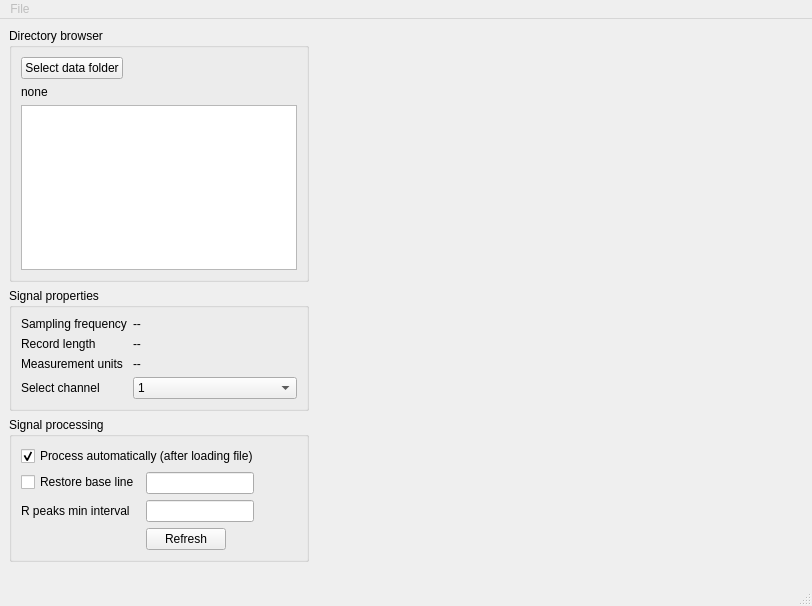
First picture: the form in heartapp_mainwindow.ui, repository afanasenko/ecg-hd, before the edit.
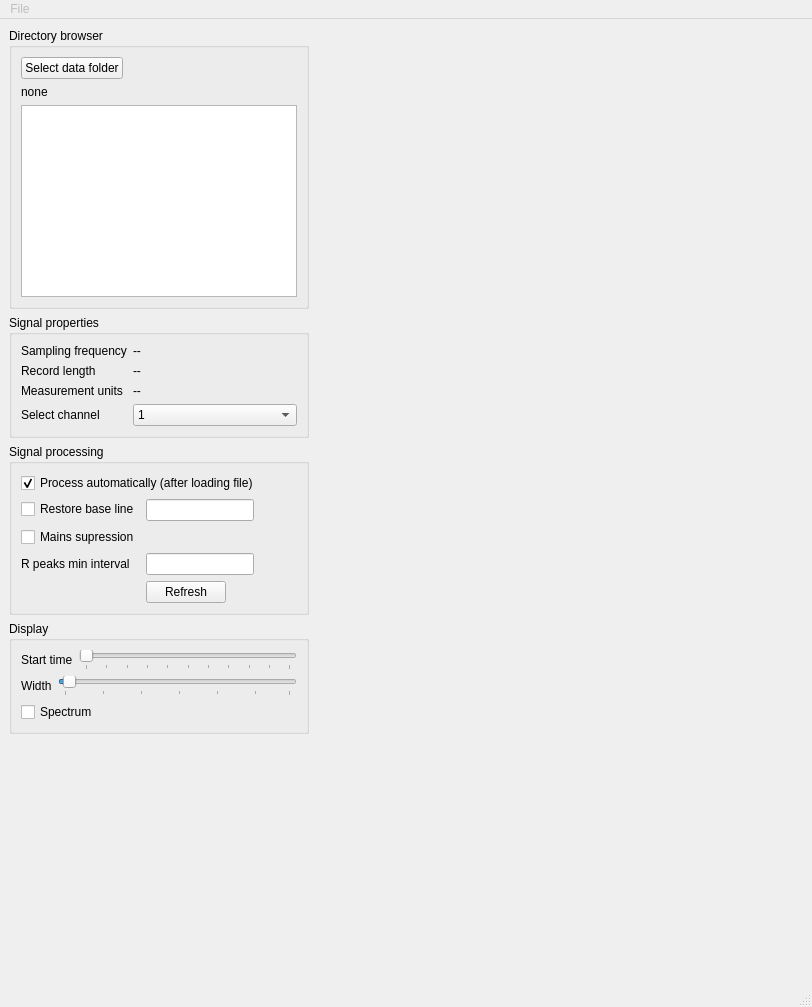
Second picture: the form after the edit. Custom widgets are drawn as their Qt base class.

Commit message: Add gui controls for display

Patch:
```diff
--- a/heartapp_mainwindow.ui
+++ b/heartapp_mainwindow.ui
@@ -7,9 +7,15 @@
     <x>0</x>
     <y>0</y>
     <width>812</width>
-    <height>606</height>
+    <height>1007</height>
    </rect>
   </property>
+  <property name="minimumSize">
+   <size>
+    <width>0</width>
+    <height>0</height>
+   </size>
+  </property>
   <property name="windowTitle">
    <string>MainWindow</string>
   </property>
@@ -184,20 +190,118 @@
            </property>
           </widget>
          </item>
-         <item row="3" column="1">
+         <item row="3" column="0" colspan="2">
+          <widget class="QCheckBox" name="checkBox_2">
+           <property name="text">
+            <string>Mains supression</string>
+           </property>
+          </widget>
+         </item>
+         <item row="4" column="0">
+          <widget class="QLabel" name="label_4">
+           <property name="text">
+            <string>R peaks min interval</string>
+           </property>
+          </widget>
+         </item>
+         <item row="4" column="1">
           <widget class="QLineEdit" name="minRinterval"/>
          </item>
-         <item row="5" column="1">
+         <item row="6" column="1">
           <widget class="QPushButton" name="refreshSignal">
            <property name="text">
             <string>Refresh</string>
            </property>
           </widget>
          </item>
-         <item row="3" column="0">
-          <widget class="QLabel" name="label_4">
+        </layout>
+       </widget>
+      </item>
+      <item>
+       <widget class="QGroupBox" name="groupBox_4">
+        <property name="minimumSize">
+         <size>
+          <width>0</width>
+          <height>0</height>
+         </size>
+        </property>
+        <property name="maximumSize">
+         <size>
+          <width>300</width>
+          <height>16777215</height>
+         </size>
+        </property>
+        <property name="title">
+         <string>Display</string>
+        </property>
+        <layout class="QVBoxLayout" name="verticalLayout_3">
+         <item>
+          <layout class="QHBoxLayout" name="horizontalLayout_4">
+           <item>
+            <widget class="QLabel" name="label_6">
+             <property name="text">
+              <string>Start time</string>
+             </property>
+            </widget>
+           </item>
+           <item>
+            <widget class="QSlider" name="displayStart">
+             <property name="minimum">
+              <number>0</number>
+             </property>
+             <property name="maximum">
+              <number>999</number>
+             </property>
+             <property name="value">
+              <number>0</number>
+             </property>
+             <property name="orientation">
+              <enum>Qt::Horizontal</enum>
+             </property>
+             <property name="tickPosition">
+              <enum>QSlider::TicksBelow</enum>
+             </property>
+             <property name="tickInterval">
+              <number>100</number>
+             </property>
+            </widget>
+           </item>
+          </layout>
+         </item>
+         <item>
+          <layout class="QHBoxLayout" name="horizontalLayout_5">
+           <item>
+            <widget class="QLabel" name="label_7">
+             <property name="text">
+              <string>Width</string>
+             </property>
+            </widget>
+           </item>
+           <item>
+            <widget class="QSlider" name="displayWidth">
+             <property name="minimum">
+              <number>1</number>
+             </property>
+             <property name="maximum">
+              <number>60</number>
+             </property>
+             <property name="value">
+              <number>2</number>
+             </property>
+             <property name="orientation">
+              <enum>Qt::Horizontal</enum>
+             </property>
+             <property name="tickPosition">
+              <enum>QSlider::TicksBelow</enum>
+             </property>
+            </widget>
+           </item>
+          </layout>
+         </item>
+         <item>
+          <widget class="QCheckBox" name="spectrumSwitch">
            <property name="text">
-            <string>R peaks min interval</string>
+            <string>Spectrum</string>
            </property>
           </widget>
          </item>
```
